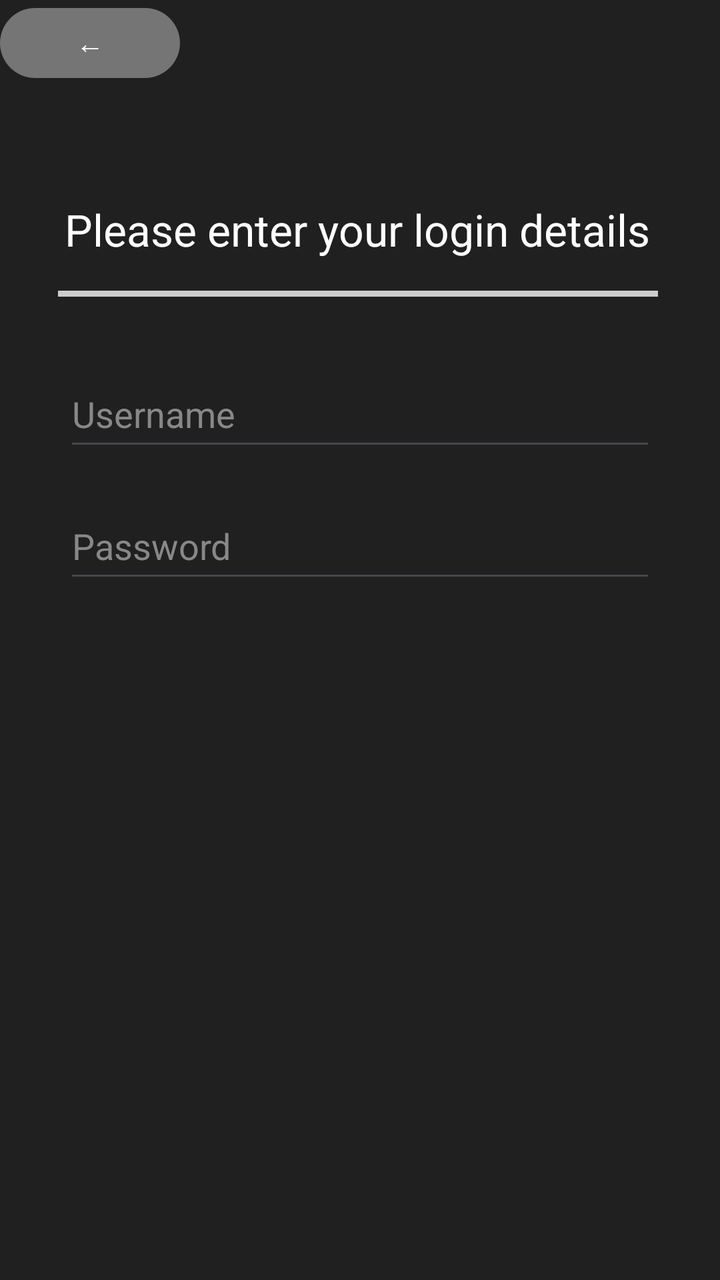
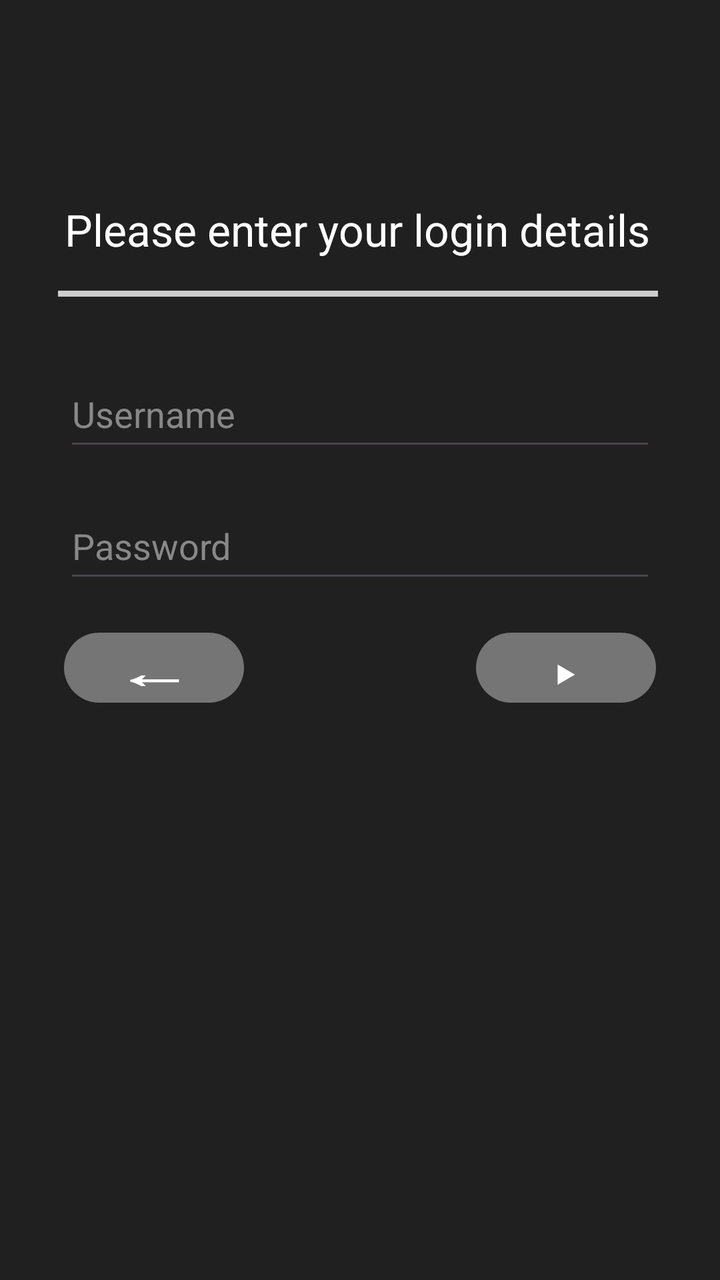

Screens rendered from an Android XML layout before and after an edit, with the pre-edit source and the edit as a unified diff.
<!-- AndroidManifest.xml: application theme Theme.RoomBookingApplication -->
<!-- res/layout/auth_02_login.xml -->
<?xml version="1.0" encoding="utf-8"?>
<androidx.constraintlayout.widget.ConstraintLayout xmlns:android="http://schemas.android.com/apk/res/android"
    xmlns:app="http://schemas.android.com/apk/res-auto"
    xmlns:tools="http://schemas.android.com/tools"
    android:id="@+id/main"
    android:layout_width="match_parent"
    android:layout_height="match_parent"
    android:background="#202020"
    tools:context=".MainActivity">

    <TextView
        android:id="@+id/textView"
        android:layout_width="wrap_content"
        android:layout_height="wrap_content"
        android:layout_marginTop="100dp"
        android:text="Please enter your login details"
        android:textAppearance="@style/TextAppearance.AppCompat.Large"
        android:textColor="#FFFFFf"
        app:layout_constraintEnd_toEndOf="parent"
        app:layout_constraintHorizontal_bias="0.482"
        app:layout_constraintStart_toStartOf="parent"
        app:layout_constraintTop_toTopOf="parent" />

    <com.google.android.material.divider.MaterialDivider
        android:id="@+id/titleDivider"
        android:layout_width="300dp"
        android:layout_height="3dp"
        android:layout_marginTop="16dp"
        app:dividerColor="#CCCCCC"
        app:layout_constraintEnd_toEndOf="parent"
        app:layout_constraintHorizontal_bias="0.486"
        app:layout_constraintStart_toStartOf="parent"
        app:layout_constraintTop_toBottomOf="@id/textView" />

    <EditText
        android:id="@+id/etUsername"
        android:layout_width="0dp"
        android:layout_height="50dp"
        android:layout_marginHorizontal="32dp"
        android:layout_marginTop="32dp"
        android:hint="Username"
        android:inputType="text"
        android:textColor="#FFFFFF"
        android:textColorHint="#888888"
        app:layout_constraintEnd_toEndOf="parent"
        app:layout_constraintStart_toStartOf="parent"
        app:layout_constraintTop_toBottomOf="@id/titleDivider" />

    <EditText
        android:id="@+id/etPassword"
        android:layout_width="0dp"
        android:layout_height="50dp"
        android:layout_marginHorizontal="32dp"
        android:layout_marginTop="16dp"
        android:hint="Password"
        android:inputType="textPassword"
        android:textColor="#FFFFFF"
        android:textColorHint="#888888"
        app:layout_constraintEnd_toEndOf="parent"
        app:layout_constraintStart_toStartOf="parent"
        app:layout_constraintTop_toBottomOf="@id/etUsername" />

    <com.google.android.material.button.MaterialButton
        android:id="@+id/btnBack"
        android:layout_width="90dp"
        android:layout_height="43dp"
        android:layout_weight="1"
        android:contextClickable="false"
        android:text="←"
        android:textAllCaps="false"
        app:backgroundTint="#757575"
        app:cornerRadius="20dp"

        tools:layout_editor_absoluteX="32dp"
        tools:layout_editor_absoluteY="325dp" />


</androidx.constraintlayout.widget.ConstraintLayout>
<!-- resources referenced by this layout -->
<resources>
  <style name="Theme.RoomBookingApplication" parent="Base.Theme.RoomBookingApplication" />
  <style name="Base.Theme.RoomBookingApplication" parent="Theme.Material3.DayNight.NoActionBar">
          
          
      </style>
</resources>

<!-- the commit's change to res/layout/auth_02_login.xml (unified diff, before → after) -->
@@ -64,15 +64,36 @@
         android:id="@+id/btnBack"
         android:layout_width="90dp"
         android:layout_height="43dp"
+        android:layout_marginTop="16dp"
         android:layout_weight="1"
-        android:contextClickable="false"
         android:text="←"
+        android:textAlignment="center"
         android:textAllCaps="false"
+        android:textScaleX="2"
+        android:textSize="20sp"
+        android:textStyle="bold"
         app:backgroundTint="#757575"
         app:cornerRadius="20dp"
+        app:layout_constraintStart_toStartOf="@id/etPassword"
+        app:layout_constraintTop_toBottomOf="@id/etPassword" />
 
-        tools:layout_editor_absoluteX="32dp"
-        tools:layout_editor_absoluteY="325dp" />
+
+    <com.google.android.material.button.MaterialButton
+        android:id="@+id/btnSubmit"
+        android:layout_width="90dp"
+        android:layout_height="43dp"
+        android:layout_marginTop="16dp"
+        android:layout_weight="1"
+        android:text="‣"
+        android:textAlignment="center"
+        android:textAllCaps="false"
+        android:textScaleX="1"
+        android:textSize="20sp"
+        android:textStyle="bold"
+        app:backgroundTint="#757575"
+        app:cornerRadius="20dp"
+        app:layout_constraintEnd_toEndOf="@id/etPassword"
+        app:layout_constraintTop_toBottomOf="@id/etPassword" />
 
 
 </androidx.constraintlayout.widget.ConstraintLayout>
